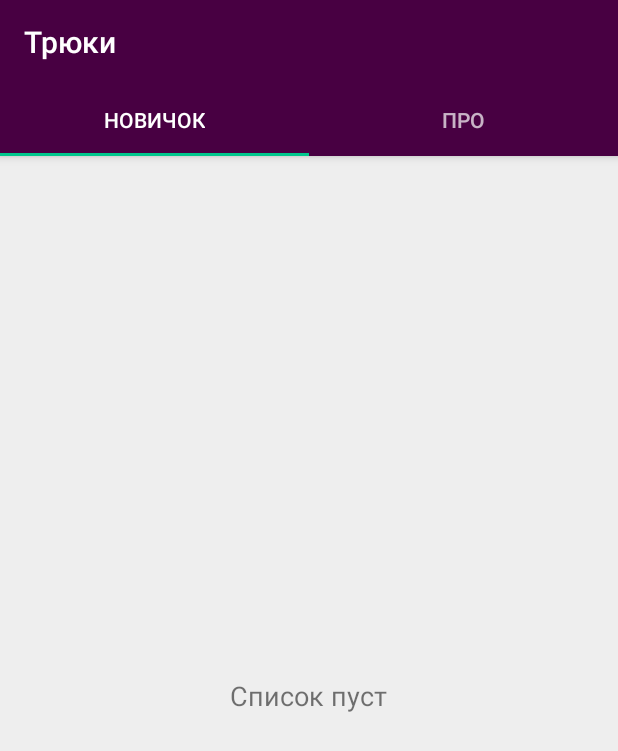
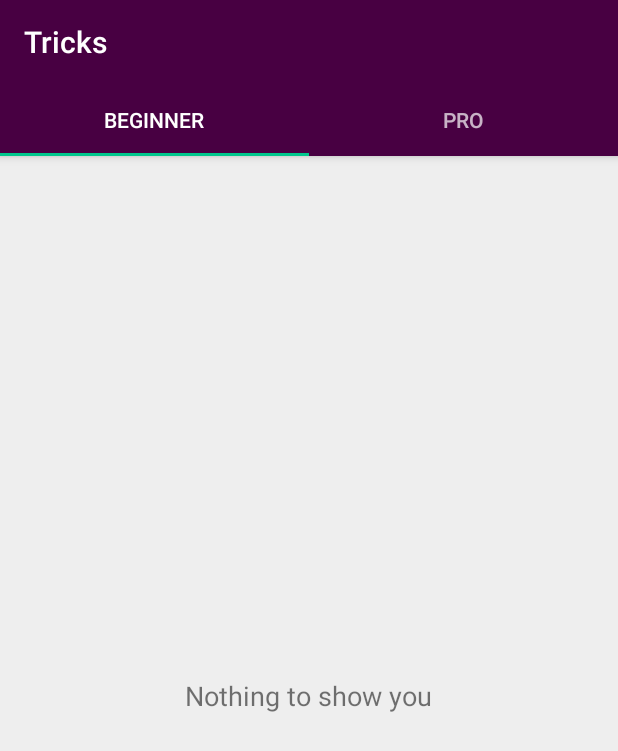
Before and after one commit to alxrm/fidget-spinner-tricks, an Android app: the screen it shows after launch (MainActivity), on a phone screen of 412 x 824 dp. Shown: the top 751 px of the screen. Run offline under Robolectric (Android 15) with nearby library versions, the phone set to English and light mode, and no system bars; our stand-ins replace ButterKnife, Dagger/Hilt's generated code; libraries missing offline, so code that uses them is left out: com.crashlytics.android, com.raizlabs.android, io.fabric.sdk; 5 statements that could not run were skipped.

Commit message:
New language

```diff
--- a/app/src/main/res/values/strings.xml
+++ b/app/src/main/res/values/strings.xml
@@ -1,18 +1,18 @@
 <resources>
-  <string name="app_name">Трюки со спиннером</string>
-  <string name="page_name_tricks">Трюки</string>
-  <string name="trick_done_msg">Изучен</string>
-  <string name="trick_mark_done_msg">Пометить как изученный</string>
-  <string name="share">Поделиться</string>
-  <string name="touch_to_pause">Нажми на видео чтобы остановить</string>
-  <string name="item_trick_level">Сложность:</string>
-  <string name="message_share">Теперь знаю новый трюк со спиннером \"%1$s\", из этого приложения: LINK</string>
-  <string name="message_content_empty">Список пуст</string>
-  <string name="ask_negative">Позже</string>
-  <string name="ask_positive">Да</string>
+  <string name="app_name">Fidget Spinner tricks</string>
+  <string name="page_name_tricks">Tricks</string>
+  <string name="trick_done_msg">Learned</string>
+  <string name="trick_mark_done_msg">Mark as learned</string>
+  <string name="share">Share</string>
+  <string name="touch_to_pause">Tap the video to pause</string>
+  <string name="item_trick_level">Difficulty:</string>
+  <string name="message_share">Now I know this new Fidget Spinner trick \"%1$s\", from this app: LINK</string>
+  <string name="message_content_empty">Nothing to show you</string>
+  <string name="ask_negative">Later</string>
+  <string name="ask_positive">Sure</string>
   <string-array name="trick_levels">
-    <item>Новичок</item>
-    <item>Про</item>
+    <item>Beginner</item>
+    <item>Pro</item>
   </string-array>
   <string-array name="trick_leagues">
     <item>beginner</item>
```
Also changed, not shown: 1 other file.
